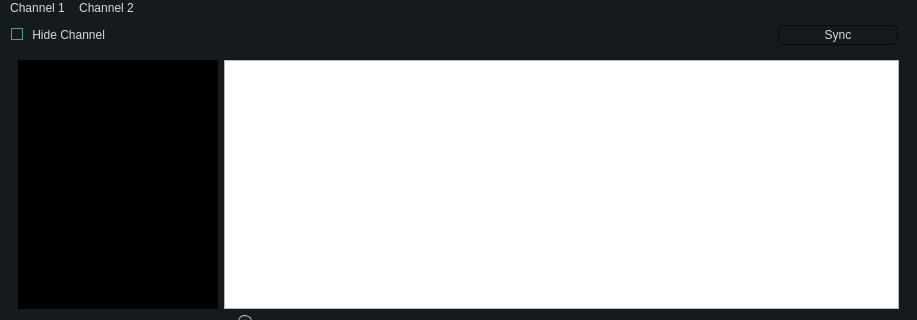
amirhesham65/signal_studio, file main.ui: the form before one commit; both pictures show x 0 to 917 and y 0 to 320 of the 917 by 811 pixel window.
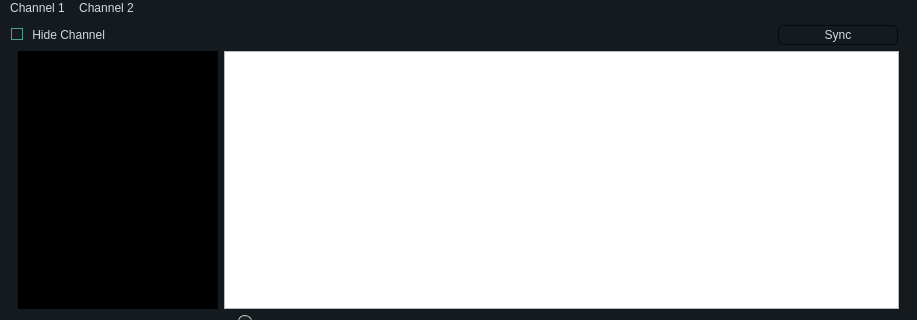
The form after the commit. Custom widgets are drawn as their Qt base class.

Commit message: Add report generator class

```diff
--- a/main.ui
+++ b/main.ui
@@ -492,6 +492,9 @@
       <item>
        <widget class="QWidget" name="channel_1_container" native="true">
         <layout class="QVBoxLayout" name="channel_1_layout">
+         <property name="topMargin">
+          <number>0</number>
+         </property>
          <item>
           <layout class="QHBoxLayout" name="horizontalLayout_3" stretch="1,4">
            <item>
```
The commit also changes 2 other files.
